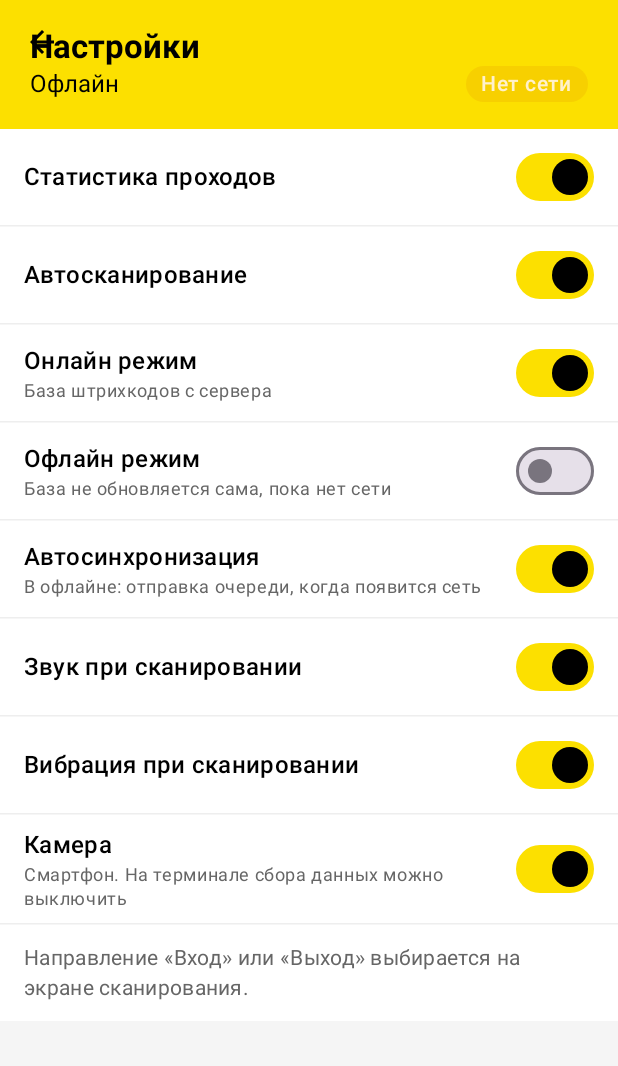
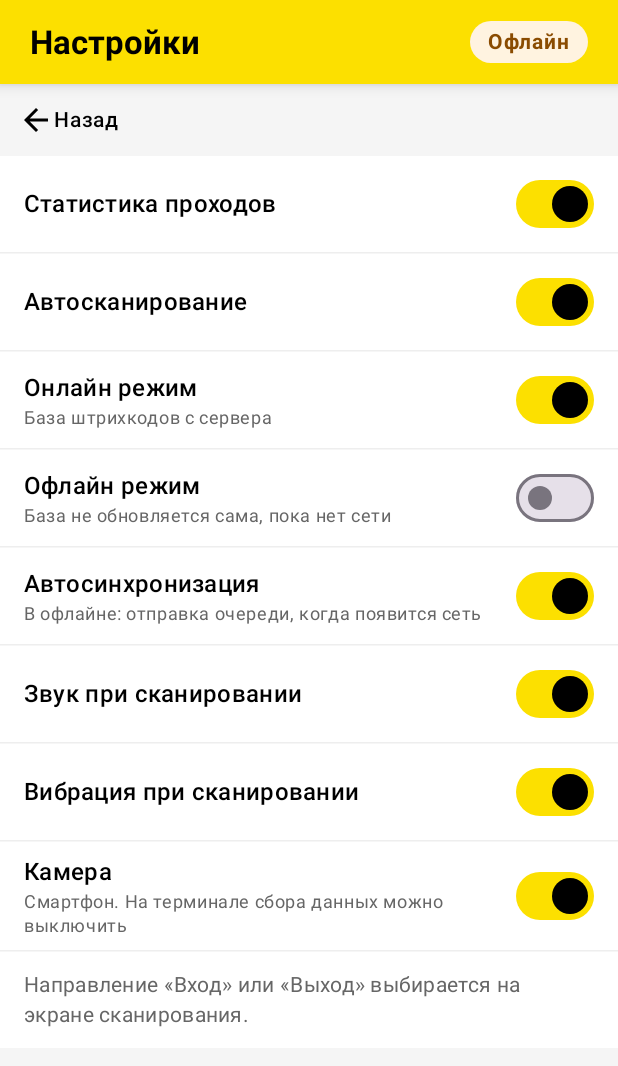
Before and after one commit to Dreizier24/scaner, an Android app built with Jetpack Compose: the ScannerSettingsScreen screen opened through its navigation route, on a phone screen of 412 x 824 dp. Shown: the top 1066 px of the screen. Run offline under Robolectric (Android 15) with nearby library versions, the phone set to English and light mode, and no system bars; our stand-ins replace Room's generated code; libraries missing offline, so code that uses them is left out: com.jakewharton.retrofit2, org.conscrypt; network calls fail; 1 statement that could not run was skipped.

Commit message:
Make event tickets load from the list and show a clear back button.
Keep the concert list separate from the ticket download, and show online or offline in the header.

```diff
--- a/app/build.gradle.kts
+++ b/app/build.gradle.kts
@@ -14,8 +14,8 @@ android {
         applicationId = "ru.cora.scanner"
         minSdk = 26
         targetSdk = 35
-        versionCode = 7
-        versionName = "1.0.6"
+        versionCode = 8
+        versionName = "1.0.7"
 
         testInstrumentationRunner = "androidx.test.runner.AndroidJUnitRunner"
 
--- a/app/src/main/java/ru/cora/scanner/ui/components/KoraComponents.kt
+++ b/app/src/main/java/ru/cora/scanner/ui/components/KoraComponents.kt
@@ -7,6 +7,7 @@ import androidx.compose.foundation.layout.Column
 import androidx.compose.foundation.layout.Row
 import androidx.compose.foundation.layout.fillMaxWidth
 import androidx.compose.foundation.layout.padding
+import androidx.compose.foundation.layout.statusBarsPadding
 import androidx.compose.foundation.shape.RoundedCornerShape
 import androidx.compose.material3.MaterialTheme
 import androidx.compose.material3.Surface
@@ -46,26 +47,28 @@ fun KoraTopBar(
         Column(
             modifier = Modifier
                 .fillMaxWidth()
-                .padding(horizontal = 20.dp, vertical = 18.dp),
+                .statusBarsPadding()
+                .padding(horizontal = 20.dp, vertical = 14.dp),
         ) {
-            Text(
-                text = title,
-                style = MaterialTheme.typography.headlineMedium,
-                color = YaBlack,
-            )
             Row(
                 modifier = Modifier.fillMaxWidth(),
                 horizontalArrangement = Arrangement.SpaceBetween,
                 verticalAlignment = Alignment.CenterVertically,
             ) {
                 Text(
+                    text = title,
+                    style = MaterialTheme.typography.headlineMedium,
+                    color = YaBlack,
+                )
+                NetworkBadge(isOnline = isOnline)
+            }
+            if (subtitle.isNotBlank()) {
+                Text(
                     text = subtitle,
                     style = MaterialTheme.typography.bodyLarge,
                     color = YaBlack,
+                    modifier = Modifier.padding(top = 4.dp),
                 )
-                if (!isOnline) {
-                    NetworkBadge(isOnline = false)
-                }
             }
         }
     }
@@ -73,17 +76,17 @@ fun KoraTopBar(
 
 @Composable
 fun NetworkBadge(isOnline: Boolean) {
-    val bg = if (isOnline) KoraSuccess.copy(alpha = 0.25f) else KoraWarning.copy(alpha = 0.25f)
-    val fg = if (isOnline) Color(0xFFDFF5E8) else Color(0xFFFFF1CC)
+    val bg = if (isOnline) Color(0xFFE8F6EC) else Color(0xFFFFF3E0)
+    val fg = if (isOnline) KoraSuccess else Color(0xFF8A4B00)
     Text(
         modifier = Modifier
             .clip(RoundedCornerShape(999.dp))
             .background(bg)
-            .padding(horizontal = 10.dp, vertical = 4.dp),
-        text = "Нет сети",
+            .padding(horizontal = 12.dp, vertical = 6.dp),
+        text = if (isOnline) "Онлайн" else "Офлайн",
         style = MaterialTheme.typography.labelLarge,
         color = fg,
-        fontWeight = FontWeight.SemiBold,
+        fontWeight = FontWeight.Bold,
     )
 }
 
--- a/app/src/main/java/ru/cora/scanner/ui/concert/ConcertListScreen.kt
+++ b/app/src/main/java/ru/cora/scanner/ui/concert/ConcertListScreen.kt
@@ -4,8 +4,8 @@ import android.net.Uri
 import androidx.compose.foundation.background
 import androidx.compose.foundation.clickable
 import androidx.compose.foundation.layout.Arrangement
-import androidx.compose.foundation.layout.Box
 import androidx.compose.foundation.layout.Column
+import androidx.compose.foundation.layout.Row
 import androidx.compose.foundation.layout.fillMaxSize
 import androidx.compose.foundation.layout.fillMaxWidth
 import androidx.compose.foundation.layout.navigationBarsPadding
@@ -17,10 +17,11 @@ import androidx.compose.material.icons.filled.Badge
 import androidx.compose.material.icons.filled.Settings
 import androidx.compose.material.icons.filled.Sync
 import androidx.compose.material.icons.filled.UploadFile
+import androidx.compose.material3.Button
 import androidx.compose.material3.Card
 import androidx.compose.material3.CircularProgressIndicator
 import androidx.compose.material3.Icon
-import androidx.compose.material3.IconButton
+import androidx.compose.material3.LinearProgressIndicator
 import androidx.compose.material3.MaterialTheme
 import androidx.compose.material3.OutlinedButton
 import androidx.compose.material3.Text
@@ -37,6 +38,8 @@ import androidx.lifecycle.compose.collectAsStateWithLifecycle
 import ru.cora.scanner.data.local.entity.ConcertEntity
 import ru.cora.scanner.ui.components.KoraTopBar
 import ru.cora.scanner.ui.theme.KoraCream
+import ru.cora.scanner.ui.theme.YaBlack
+import ru.cora.scanner.ui.theme.YaYellow
 import java.nio.charset.StandardCharsets
 
 @Composable
@@ -67,30 +70,11 @@ fun ConcertListScreen(
             .fillMaxSize()
             .background(KoraCream),
     ) {
-        Box {
         KoraTopBar(
             title = "КОРА",
             subtitle = "Мероприятия",
             isOnline = uiState.isOnline,
         )
-            IconButton(
-                onClick = onOpenSettings,
-                modifier = Modifier
-                    .align(Alignment.TopStart)
-                    .padding(8.dp),
-            ) {
-                Icon(Icons.Default.Settings, contentDescription = "Настройки", tint = ru.cora.scanner.ui.theme.YaBlack)
-            }
-            IconButton(
-                onClick = { viewModel.refreshConcerts() },
-                enabled = !uiState.isLoading,
-                modifier = Modifier
-                    .align(Alignment.TopEnd)
-                    .padding(8.dp),
-            ) {
-                Icon(Icons.Default.Sync, contentDescription = "Синхронизировать", tint = ru.cora.scanner.ui.theme.YaBlack)
-            }
-        }
 
         Column(
             modifier = Modifier
@@ -113,12 +97,37 @@ fun ConcertListScreen(
                 Text(text = "  Из файла", modifier = Modifier.padding(start = 4.dp))
             }
 
+            Row(
+                modifier = Modifier.fillMaxWidth(),
+                horizontalArrangement = Arrangement.spacedBy(8.dp),
+            ) {
                 OutlinedButton(
                     onClick = onDigitalIdScan,
-                modifier = Modifier.fillMaxWidth(),
+                    modifier = Modifier.weight(1f),
                 ) {
                     Icon(Icons.Default.Badge, contentDescription = null)
-                Text(text = "  Цифровой ID", modifier = Modifier.padding(start = 4.dp))
+                    Text("  Цифровой ID")
+                }
+                OutlinedButton(
+                    onClick = { viewModel.refreshConcerts() },
+                    enabled = !uiState.isLoading && uiState.loadingConcertId == null,
+                    modifier = Modifier.weight(1f),
+                ) {
+                    Icon(Icons.Default.Sync, contentDescription = null)
+                    Text("  Обновить")
+                }
+            }
+
+            Button(
+                onClick = onOpenSettings,
+                modifier = Modifier.fillMaxWidth(),
+                colors = androidx.compose.material3.ButtonDefaults.buttonColors(
+                    containerColor = YaYellow,
+                    contentColor = YaBlack,
+                ),
+            ) {
+                Icon(Icons.Default.Settings, contentDescription = null)
+                Text("  Настройки")
             }
 
             uiState.message?.let {
@@ -140,7 +149,16 @@ fun ConcertListScreen(
                 verticalArrangement = Arrangement.spacedBy(8.dp),
             ) {
                 items(concerts, key = { it.concertId }) { concert ->
-                    ConcertCard(concert = concert, onClick = { onConcertSelected(concert.concertId) })
+                    val ticketCount by viewModel.ticketCount(concert.concertId)
+                        .collectAsStateWithLifecycle()
+                    ConcertCard(
+                        concert = concert,
+                        ticketCount = ticketCount,
+                        loading = uiState.loadingConcertId == concert.concertId,
+                        enabled = uiState.loadingConcertId == null,
+                        onOpen = { onConcertSelected(concert.concertId) },
+                        onLoad = { viewModel.loadTickets(concert.concertId) },
+                    )
                 }
             }
         }
@@ -148,13 +166,20 @@ fun ConcertListScreen(
 }
 
 @Composable
-private fun ConcertCard(concert: ConcertEntity, onClick: () -> Unit) {
+private fun ConcertCard(
+    concert: ConcertEntity,
+    ticketCount: Int,
+    loading: Boolean,
+    enabled: Boolean,
+    onOpen: () -> Unit,
+    onLoad: () -> Unit,
+) {
     Card(
         modifier = Modifier
             .fillMaxWidth()
-            .clickable(onClick = onClick),
+            .clickable(enabled = !loading, onClick = onOpen),
     ) {
-        Column(modifier = Modifier.padding(14.dp)) {
+        Column(modifier = Modifier.padding(14.dp), verticalArrangement = Arrangement.spacedBy(8.dp)) {
             Text(text = concert.title, style = MaterialTheme.typography.titleMedium)
             if (concert.source == ConcertEntity.SOURCE_FILE) {
                 Text(
@@ -166,6 +191,23 @@ private fun ConcertCard(concert: ConcertEntity, onClick: () -> Unit) {
             concert.dateTime?.let {
                 Text(text = it, style = MaterialTheme.typography.bodyMedium)
             }
+            Text(
+                text = if (ticketCount > 0) "В базе: $ticketCount" else "Билеты не загружены",
+                style = MaterialTheme.typography.bodyMedium,
+                color = MaterialTheme.colorScheme.onSurfaceVariant,
+            )
+            if (loading) {
+                Text("Загрузка билетов…", style = MaterialTheme.typography.titleSmall)
+                LinearProgressIndicator(modifier = Modifier.fillMaxWidth())
+            } else {
+                OutlinedButton(
+                    onClick = onLoad,
+                    enabled = enabled,
+                    modifier = Modifier.fillMaxWidth(),
+                ) {
+                    Text("Загрузить билеты")
                 }
             }
         }
+    }
+}
--- a/app/src/main/java/ru/cora/scanner/ui/settings/ScannerSettingsScreen.kt
+++ b/app/src/main/java/ru/cora/scanner/ui/settings/ScannerSettingsScreen.kt
@@ -46,24 +46,14 @@ fun ScannerSettingsScreen(
             .fillMaxSize()
             .background(KoraCream),
     ) {
-        Box {
-            KoraTopBar(
-                title = "Настройки",
-                subtitle = if (state.isOnline && !state.forceOffline) "Онлайн" else "Офлайн",
-                isOnline = state.isOnline && !state.forceOffline,
-            )
-            IconButton(
-                onClick = onBack,
-                modifier = Modifier
-                    .align(Alignment.TopStart)
-                    .padding(4.dp),
-            ) {
-                Icon(
-                    Icons.AutoMirrored.Filled.ArrowBack,
-                    contentDescription = "Назад",
-                    tint = YaBlack,
-                )
-            }
+        KoraTopBar(
+            title = "Настройки",
+            subtitle = "",
+            isOnline = state.isOnline && !state.forceOffline,
+        )
+        androidx.compose.material3.TextButton(onClick = onBack) {
+            Icon(Icons.AutoMirrored.Filled.ArrowBack, contentDescription = null, tint = YaBlack)
+            Text("Назад", color = YaBlack)
         }
 
         Column(
```
Also changed, not shown: app/src/main/java/ru/cora/scanner/ui/ScannerScreen.kt (+9 -29 lines), app/src/main/java/ru/cora/scanner/ui/concert/ConcertListViewModel.kt (+33 -0 lines). Lines whose indentation alone changed are shown as unchanged.
